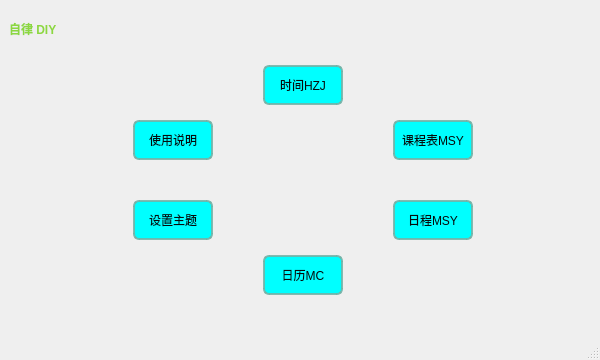
The window that realProgect/mainwindow.ui (Arthur381/QTproject) describes before a commit, drawn with Qt 5.
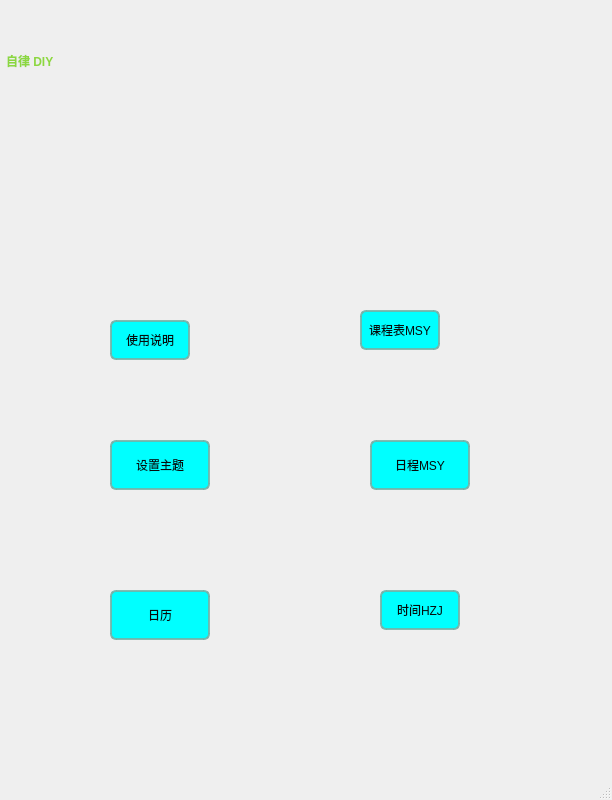
The same window after the commit. Icons and pictures are not drawn. Custom widgets are drawn as their Qt base class.

Diff of the .ui file:
```diff
--- a/realProgect/mainwindow.ui
+++ b/realProgect/mainwindow.ui
@@ -6,20 +6,20 @@
    <rect>
     <x>0</x>
     <y>0</y>
-    <width>600</width>
-    <height>360</height>
+    <width>612</width>
+    <height>800</height>
    </rect>
   </property>
   <property name="minimumSize">
    <size>
     <width>600</width>
-    <height>360</height>
+    <height>800</height>
    </size>
   </property>
   <property name="maximumSize">
    <size>
-    <width>600</width>
-    <height>360</height>
+    <width>612</width>
+    <height>800</height>
    </size>
   </property>
   <property name="windowTitle">
@@ -45,13 +45,28 @@
    <bool>false</bool>
   </property>
   <widget class="QWidget" name="centralwidget">
-   <layout class="QGridLayout" name="gridLayout">
-    <item row="1" column="0">
      <widget class="QWidget" name="widget_2" native="true">
+    <property name="enabled">
+     <bool>true</bool>
+    </property>
+    <property name="geometry">
+     <rect>
+      <x>0</x>
+      <y>200</y>
+      <width>600</width>
+      <height>600</height>
+     </rect>
+    </property>
       <property name="minimumSize">
        <size>
-        <width>0</width>
-        <height>250</height>
+      <width>600</width>
+      <height>600</height>
+     </size>
+    </property>
+    <property name="maximumSize">
+     <size>
+      <width>600</width>
+      <height>600</height>
        </size>
       </property>
       <property name="styleSheet">
@@ -60,8 +75,8 @@
       <widget class="QPushButton" name="TTBT">
        <property name="geometry">
         <rect>
-         <x>384</x>
-         <y>65</y>
+       <x>360</x>
+       <y>110</y>
          <width>80</width>
          <height>40</height>
         </rect>
@@ -82,16 +97,22 @@
       <widget class="QPushButton" name="pushButton">
        <property name="geometry">
         <rect>
-         <x>384</x>
-         <y>145</y>
-         <width>80</width>
-         <height>40</height>
+       <x>370</x>
+       <y>240</y>
+       <width>100</width>
+       <height>50</height>
         </rect>
        </property>
        <property name="minimumSize">
         <size>
-         <width>40</width>
-         <height>40</height>
+       <width>100</width>
+       <height>50</height>
+      </size>
+     </property>
+     <property name="maximumSize">
+      <size>
+       <width>100</width>
+       <height>50</height>
         </size>
        </property>
        <property name="styleSheet">
@@ -104,38 +125,50 @@
       <widget class="QPushButton" name="calBT">
        <property name="geometry">
         <rect>
-         <x>254</x>
-         <y>200</y>
-         <width>80</width>
-         <height>40</height>
+       <x>110</x>
+       <y>390</y>
+       <width>100</width>
+       <height>50</height>
         </rect>
        </property>
        <property name="minimumSize">
         <size>
-         <width>40</width>
-         <height>40</height>
+       <width>100</width>
+       <height>50</height>
+      </size>
+     </property>
+     <property name="maximumSize">
+      <size>
+       <width>200</width>
+       <height>100</height>
         </size>
        </property>
        <property name="styleSheet">
         <string notr="true">QPushButton{border: 2px solid rgba(115, 177, 166, 0.865);color:rgb(5, 12, 12);background-color:aqua;border-radius: 6;size: 40px,40px;font: 10pt &quot;楷体&quot;;}</string>
        </property>
        <property name="text">
-        <string>日历MC</string>
-       </property>
-      </widget>
-      <widget class="QPushButton" name="style">
+      <string>日历</string>
+     </property>
+    </widget>
+    <widget class="HoverButton" name="style">
        <property name="geometry">
         <rect>
-         <x>124</x>
-         <y>145</y>
-         <width>80</width>
-         <height>40</height>
+       <x>110</x>
+       <y>240</y>
+       <width>100</width>
+       <height>50</height>
         </rect>
        </property>
        <property name="minimumSize">
         <size>
-         <width>40</width>
-         <height>40</height>
+       <width>100</width>
+       <height>50</height>
+      </size>
+     </property>
+     <property name="maximumSize">
+      <size>
+       <width>200</width>
+       <height>100</height>
         </size>
        </property>
        <property name="styleSheet">
@@ -148,8 +181,8 @@
       <widget class="QPushButton" name="readme">
        <property name="geometry">
         <rect>
-         <x>124</x>
-         <y>65</y>
+       <x>110</x>
+       <y>120</y>
          <width>80</width>
          <height>40</height>
         </rect>
@@ -170,8 +203,8 @@
       <widget class="QPushButton" name="clockBT">
        <property name="geometry">
         <rect>
-         <x>254</x>
-         <y>10</y>
+       <x>380</x>
+       <y>390</y>
          <width>80</width>
          <height>40</height>
         </rect>
@@ -193,9 +226,15 @@
        </property>
       </widget>
      </widget>
-    </item>
-    <item row="0" column="0">
      <widget class="QLabel" name="label">
+    <property name="geometry">
+     <rect>
+      <x>6</x>
+      <y>41</y>
+      <width>291</width>
+      <height>40</height>
+     </rect>
+    </property>
       <property name="maximumSize">
        <size>
         <width>16777215</width>
@@ -209,8 +248,6 @@
        <string>自律 DIY</string>
       </property>
      </widget>
-    </item>
-   </layout>
   </widget>
   <widget class="QMenuBar" name="menubar">
    <property name="geometry">
@@ -224,6 +261,13 @@
   </widget>
   <widget class="QStatusBar" name="statusbar"/>
  </widget>
+ <customwidgets>
+  <customwidget>
+   <class>HoverButton</class>
+   <extends>QPushButton</extends>
+   <header>hoverbutton.h</header>
+  </customwidget>
+ </customwidgets>
  <resources>
   <include location="images.qrc"/>
  </resources>
```
Left out of the diff: 16 changed lines with no effect on the pictures. Lines whose indentation alone changed are shown as unchanged.
